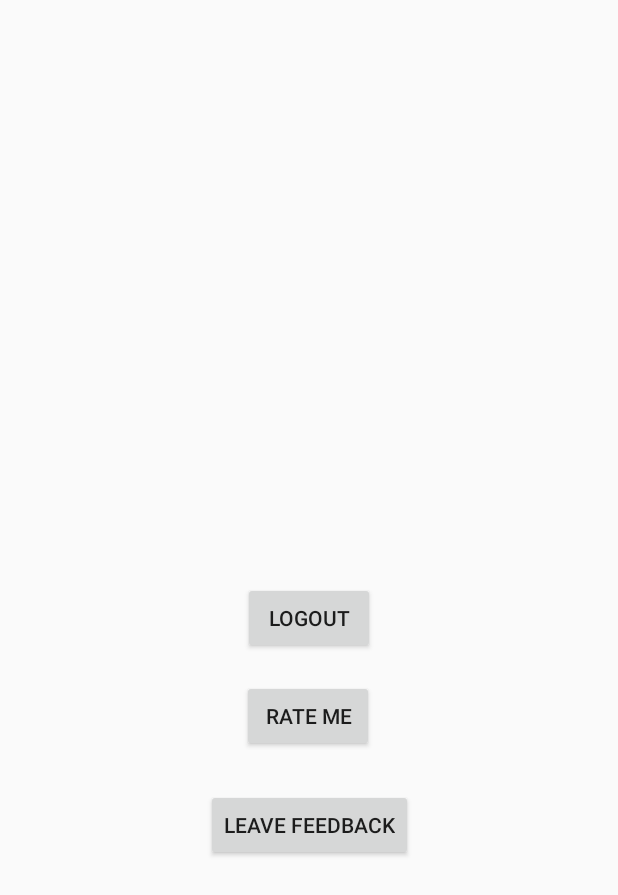
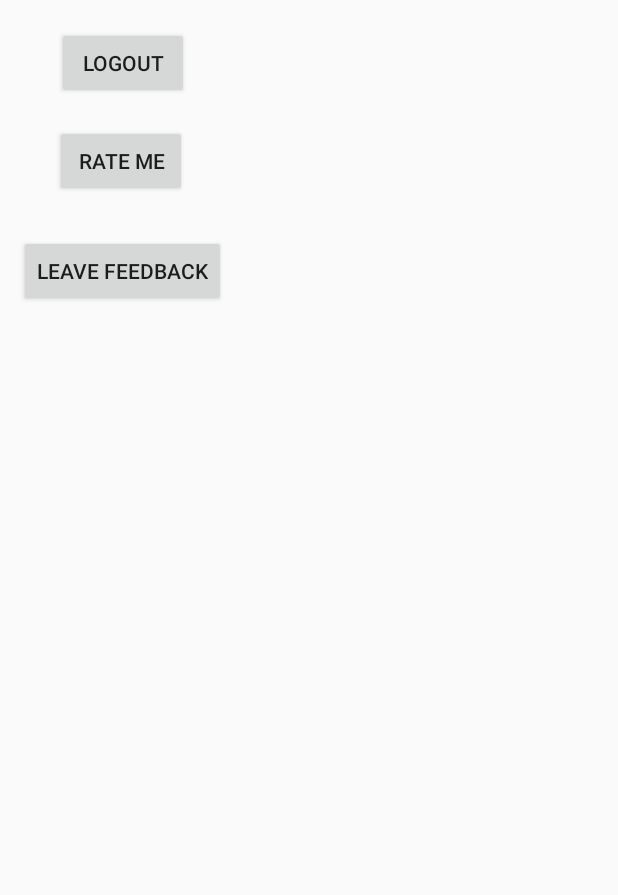
Before and after one commit to NiruniImesha/Bordima, an Android app: the HomeActivity screen opened directly, with no data from a screen before it, on a phone screen of 412 x 824 dp. Shown: the top 895 px of the screen. Run offline under Robolectric (Android 15) with nearby library versions, the phone set to English and light mode, and no system bars; our stand-ins replace Firebase (no records; nobody signed in at launch, a user with empty details on screens opened directly); 3 statements that could not run were skipped.

Commit message:
Commit Feedback_recyclerview

```diff
--- a/app/build.gradle
+++ b/app/build.gradle
@@ -35,7 +35,7 @@ dependencies {
     implementation 'com.google.android.material:material:1.6.0'
     implementation 'androidx.constraintlayout:constraintlayout:2.1.3'
     implementation 'com.google.firebase:firebase-auth:21.0.4'
-    implementation 'com.google.firebase:firebase-database:20.0.4'
+    implementation 'com.google.firebase:firebase-database:20.0.5'
     testImplementation 'junit:junit:4.13.2'
     androidTestImplementation 'androidx.test.ext:junit:1.1.3'
     androidTestImplementation 'androidx.test.espresso:espresso-core:3.4.0'
@@ -43,4 +43,6 @@ dependencies {
     implementation 'com.github.rey5137:material:1.3.1'
     implementation 'com.google.android.play:core:1.10.3'
     implementation 'de.hdodenhof:circleimageview:3.1.0'
+    implementation 'com.google.firebase:firebase-core:21.0.0'
+    implementation 'com.google.firebase:firebase-storage:20.0.1'
 }
--- /dev/null
+++ b/app/src/main/java/com/projectmad/bordima/FeedbackAdapter.java
@@ -0,0 +1,67 @@
+package com.projectmad.bordima;
+
+import android.content.Context;
+import android.view.LayoutInflater;
+import android.view.View;
+import android.view.ViewGroup;
+import android.widget.RatingBar;
+import android.widget.TextView;
+
+import androidx.annotation.NonNull;
+import androidx.recyclerview.widget.RecyclerView;
+
+import com.projectmad.bordima.Model.Feedback;
+
+import java.util.ArrayList;
+
+public class FeedbackAdapter extends RecyclerView.Adapter<FeedbackAdapter.FeedbackViewHolder> {
+
+    Context context;
+    ArrayList<Feedback> FeedbackArrayList;
+
+    //constructor
+    public FeedbackAdapter(Context context, ArrayList<Feedback> feedbackArrayList) {
+        this.context = context;
+        FeedbackArrayList = feedbackArrayList;
+    }
+
+    @NonNull
+    @Override
+    public FeedbackAdapter.FeedbackViewHolder onCreateViewHolder(@NonNull ViewGroup parent, int viewType) {
+
+        View v = LayoutInflater.from(context).inflate(R.layout.activity_feedback_layout,parent,false);
+
+
+        return new FeedbackViewHolder(v);
+    }
+
+    @Override
+    public void onBindViewHolder(@NonNull FeedbackAdapter.FeedbackViewHolder holder, int position) {
+        Feedback feedback = FeedbackArrayList.get(position);
+
+        holder.review.setText(feedback.getReview());
+        holder.date.setText(feedback.getData());
+        holder.rating.setRating(feedback.getRating());
+
+    }
+
+    @Override
+    public int getItemCount() {
+        return FeedbackArrayList.size();
+    }
+
+    public static class FeedbackViewHolder extends RecyclerView.ViewHolder{
+
+        TextView username, review, date;
+        RatingBar rating;
+
+        public FeedbackViewHolder(@NonNull View itemView) {
+            super(itemView);
+
+            //username = (TextView) itemView.findViewById(R.id.usernameTv);
+            review = (TextView) itemView.findViewById(R.id.reviewTv);
+            date = (TextView) itemView.findViewById(R.id.dateTv);
+            rating = (RatingBar) itemView.findViewById(R.id.ratingBar);
+        }
+    }
+}
--- a/app/src/main/java/com/projectmad/bordima/HomeActivity.java
+++ b/app/src/main/java/com/projectmad/bordima/HomeActivity.java
@@ -1,7 +1,10 @@
 package com.projectmad.bordima;
 
 import androidx.annotation.NonNull;
+import androidx.annotation.Nullable;
 import androidx.appcompat.app.AppCompatActivity;
+import androidx.recyclerview.widget.LinearLayoutManager;
+import androidx.recyclerview.widget.RecyclerView;
 
 import android.content.Intent;
 import android.os.Bundle;
@@ -15,8 +18,25 @@ import com.google.android.play.core.review.ReviewManagerFactory;
 import com.google.android.play.core.tasks.OnCompleteListener;
 import com.google.android.play.core.tasks.OnSuccessListener;
 import com.google.android.play.core.tasks.Task;
+import com.google.firebase.database.ChildEventListener;
+import com.google.firebase.database.DataSnapshot;
+import com.google.firebase.database.DatabaseError;
+import com.google.firebase.database.DatabaseReference;
+import com.google.firebase.database.FirebaseDatabase;
+import com.projectmad.bordima.Model.Feedback;
+
+import java.util.ArrayList;
+
 
 public class HomeActivity extends AppCompatActivity {
+
+    //Feedback list
+    FirebaseDatabase firebaseDatabase;
+    DatabaseReference RootRef;
+    RecyclerView recyclerView;
+    FeedbackAdapter feedbackAdapter;
+    ArrayList<Feedback> FeedbackArrayList;
+    //Feedback list
 
     private Button logout_btn, review_btn,feedback;
 
@@ -34,13 +54,53 @@ public class HomeActivity extends AppCompatActivity {
         review_btn = (Button) findViewById(R.id.rating);
         feedback = (Button) findViewById(R.id.feedback);
 
-        feedback.setOnClickListener(new View.OnClickListener() {
+        recyclerView = findViewById(R.id.FeedbackList);
+        recyclerView.setHasFixedSize(true);
+        recyclerView.setLayoutManager(new LinearLayoutManager(this));
+
+        firebaseDatabase = FirebaseDatabase.getInstance();
+        RootRef = firebaseDatabase.getReference("Feedbacks");
+        FeedbackArrayList = new ArrayList<Feedback>();
+        feedbackAdapter = new FeedbackAdapter(HomeActivity.this,FeedbackArrayList);
+        recyclerView.setAdapter(feedbackAdapter);
+
+        RootRef.addChildEventListener(new ChildEventListener() {
             @Override
-            public void onClick(View v) {
-                Intent intent = new Intent(HomeActivity.this, WriteReviewActivity.class);
-                startActivity(intent);
+            public void onChildAdded(@NonNull DataSnapshot snapshot, @Nullable String previousChildName) {
+                Feedback feedback = snapshot.getValue(Feedback.class);
+                FeedbackArrayList.add(feedback);
+                feedbackAdapter.notifyDataSetChanged();
             }
+
+            @Override
+            public void onChildChanged(@NonNull DataSnapshot snapshot, @Nullable String previousChildName) {
+
+            }
+
+            @Override
+            public void onChildRemoved(@NonNull DataSnapshot snapshot) {
+
+            }
+
+            @Override
+            public void onChildMoved(@NonNull DataSnapshot snapshot, @Nullable String previousChildName) {
+
+            }
+
+            @Override
+            public void onCancelled(@NonNull DatabaseError error) {
+
+            }
+
+
+
+
         });
+
+
+
+
+
 
         review_btn.setOnClickListener(new View.OnClickListener() {
             @Override
@@ -56,7 +116,18 @@ public class HomeActivity extends AppCompatActivity {
                 startActivity(intent);
             }
         });
+
+        feedback.setOnClickListener(new View.OnClickListener() {
+            @Override
+            public void onClick(View v) {
+                Intent intent = new Intent(HomeActivity.this, WriteReviewActivity.class);
+                startActivity(intent);
+            }
+        });
     }
+
+
+
 
     void activeReviewInfo()
     {
--- a/app/src/main/java/com/projectmad/bordima/WriteReviewActivity.java
+++ b/app/src/main/java/com/projectmad/bordima/WriteReviewActivity.java
@@ -129,6 +129,7 @@ public class WriteReviewActivity extends AppCompatActivity {
         FeedbackMap.put("rating", rating);
         FeedbackMap.put("review", review);
 
+
         FeedbackRef.child(FeedbackRandomKey).updateChildren(FeedbackMap)
                 .addOnCompleteListener(new OnCompleteListener<Void>() {
                     @Override
--- /dev/null
+++ b/app/src/main/res/drawable/ic_baseline_account_circle_24.xml
@@ -0,0 +1,5 @@
+<vector android:height="24dp" android:tint="#000000"
+    android:viewportHeight="24" android:viewportWidth="24"
+    android:width="24dp" xmlns:android="http://schemas.android.com/apk/res/android">
+    <path android:fillColor="@android:color/white" android:pathData="M12,2C6.48,2 2,6.48 2,12s4.48,10 10,10s10,-4.48 10,-10S17.52,2 12,2zM12,6c1.93,0 3.5,1.57 3.5,3.5S13.93,13 12,13s-3.5,-1.57 -3.5,-3.5S10.07,6 12,6zM12,20c-2.03,0 -4.43,-0.82 -6.14,-2.88C7.55,15.8 9.68,15 12,15s4.45,0.8 6.14,2.12C16.43,19.18 14.03,20 12,20z"/>
+</vector>
--- a/app/src/main/res/layout/activity_home.xml
+++ b/app/src/main/res/layout/activity_home.xml
@@ -13,8 +13,22 @@
         android:text="LogOut"
         app:layout_constraintBottom_toBottomOf="parent"
         app:layout_constraintEnd_toEndOf="parent"
+        app:layout_constraintHorizontal_bias="0.117"
         app:layout_constraintStart_toStartOf="parent"
-        app:layout_constraintTop_toTopOf="parent" />
+        app:layout_constraintTop_toTopOf="parent"
+        app:layout_constraintVertical_bias="0.023" />
+
+    <Button
+        android:id="@+id/feedback"
+        android:layout_width="wrap_content"
+        android:layout_height="wrap_content"
+        android:text="Leave feedback"
+        app:layout_constraintBottom_toBottomOf="parent"
+        app:layout_constraintEnd_toEndOf="parent"
+        app:layout_constraintHorizontal_bias="0.047"
+        app:layout_constraintStart_toStartOf="parent"
+        app:layout_constraintTop_toBottomOf="@+id/rating"
+        app:layout_constraintVertical_bias="0.039" />
 
     <Button
         android:id="@+id/rating"
@@ -23,21 +37,21 @@
         android:text="Rate Me"
         app:layout_constraintBottom_toBottomOf="parent"
         app:layout_constraintEnd_toEndOf="parent"
-        app:layout_constraintHorizontal_bias="0.498"
+        app:layout_constraintHorizontal_bias="0.114"
         app:layout_constraintStart_toStartOf="parent"
         app:layout_constraintTop_toBottomOf="@+id/logout_btn"
-        app:layout_constraintVertical_bias="0.051" />
+        app:layout_constraintVertical_bias="0.024" />
 
-    <Button
-        android:id="@+id/feedback"
-        android:layout_width="wrap_content"
-        android:layout_height="wrap_content"
-        android:text="Leave feedback"
+    <androidx.recyclerview.widget.RecyclerView
+        android:id="@+id/FeedbackList"
+        android:layout_width="369dp"
+        android:layout_height="450dp"
+        android:layout_marginStart="1dp"
         app:layout_constraintBottom_toBottomOf="parent"
         app:layout_constraintEnd_toEndOf="parent"
-        app:layout_constraintHorizontal_bias="0.501"
+        app:layout_constraintHorizontal_bias="0.375"
         app:layout_constraintStart_toStartOf="parent"
-        app:layout_constraintTop_toBottomOf="@+id/rating"
-        app:layout_constraintVertical_bias="0.091" />
+        app:layout_constraintTop_toBottomOf="@+id/feedback"
+        app:layout_constraintVertical_bias="0.152" />
 
 </androidx.constraintlayout.widget.ConstraintLayout>
```
Also changed, not shown: app/src/main/AndroidManifest.xml (+6 -1 lines), app/src/main/java/com/projectmad/bordima/Feedback_Layout.java (added, +14 -0 lines), app/src/main/java/com/projectmad/bordima/Model/Feedback.java (added, +62 -0 lines), app/src/main/res/layout/activity_feedback_layout.xml (added, +72 -0 lines).
